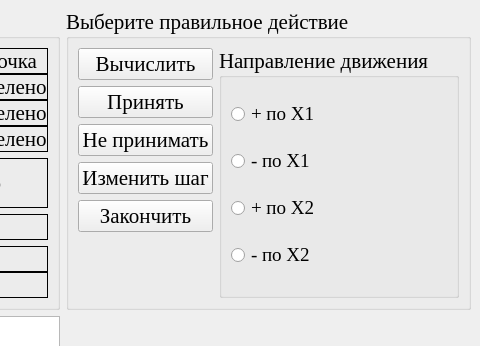
Qt form optimizationmethods/ui/CWdescent_fixwindow.ui (Eliminationzx/optimizationmethods) before a commit; both pictures show x 416 to 896 and y 0 to 346 of the 896 by 568 pixel window.
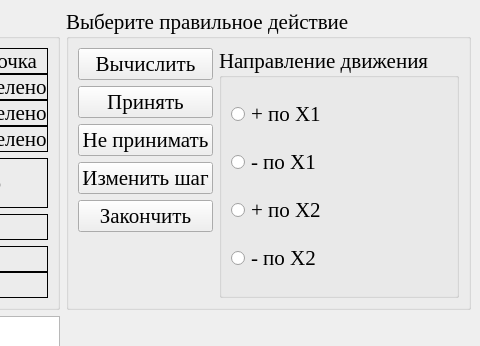
The same form after that commit. Icons and pictures are not drawn.

Commit message: Поправил шрифты.

```diff
--- a/optimizationmethods/ui/CWdescent_fixwindow.ui
+++ b/optimizationmethods/ui/CWdescent_fixwindow.ui
@@ -9,7 +9,7 @@
    <rect>
     <x>0</x>
     <y>0</y>
-    <width>864</width>
+    <width>870</width>
     <height>568</height>
    </rect>
   </property>
@@ -388,11 +388,6 @@
          <layout class="QVBoxLayout" name="verticalLayout_2">
           <item>
            <widget class="QRadioButton" name="up_x1_rb">
-            <property name="font">
-             <font>
-              <pointsize>14</pointsize>
-             </font>
-            </property>
             <property name="text">
              <string>+ по Х1</string>
             </property>
@@ -400,11 +395,6 @@
           </item>
           <item>
            <widget class="QRadioButton" name="down_x1_rb">
-            <property name="font">
-             <font>
-              <pointsize>14</pointsize>
-             </font>
-            </property>
             <property name="text">
              <string>- по Х1</string>
             </property>
@@ -412,11 +402,6 @@
           </item>
           <item>
            <widget class="QRadioButton" name="up_x2_rb">
-            <property name="font">
-             <font>
-              <pointsize>14</pointsize>
-             </font>
-            </property>
             <property name="text">
              <string>+ по Х2</string>
             </property>
@@ -424,11 +409,6 @@
           </item>
           <item>
            <widget class="QRadioButton" name="down_x2_rb">
-            <property name="font">
-             <font>
-              <pointsize>14</pointsize>
-             </font>
-            </property>
             <property name="text">
              <string>- по Х2</string>
             </property>
```
Left out of the diff: 4 changed lines with no effect on the pictures.
